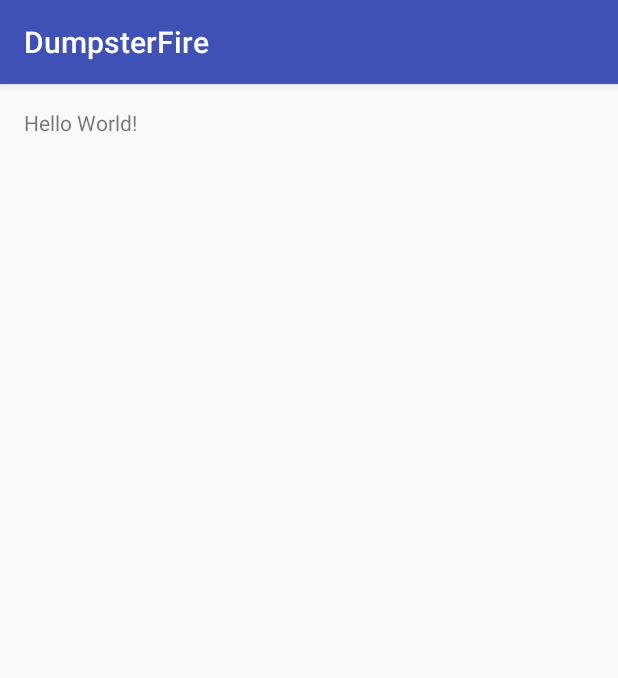
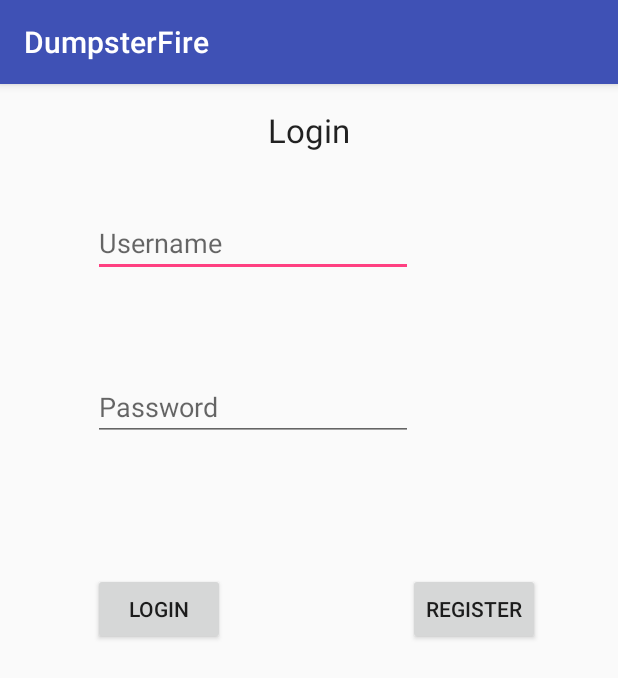
Before and after one commit to fvosburgh/DumpsterFire, an Android app: the screen it shows after launch (LoginActivity), on a phone screen of 412 x 824 dp. Shown: the top 678 px of the screen. Run offline under Robolectric (Android 15) with nearby library versions, the phone set to English and light mode, and no system bars.

Commit message:
Add login page and functionality skeleton page

```diff
--- a/app/src/main/AndroidManifest.xml
+++ b/app/src/main/AndroidManifest.xml
@@ -15,6 +15,7 @@
                 <category android:name="android.intent.category.LAUNCHER" />
             </intent-filter>
         </activity>
+        <activity android:name=".FunctionalityActivity"></activity>
     </application>
 
 </manifest>
--- a/app/src/main/res/layout/activity_login.xml
+++ b/app/src/main/res/layout/activity_login.xml
@@ -12,5 +12,57 @@
     <TextView
         android:layout_width="wrap_content"
         android:layout_height="wrap_content"
-        android:text="Hello World!" />
+        android:textAppearance="?android:attr/textAppearanceLarge"
+        android:text="Login"
+        android:id="@+id/textView"
+        android:layout_alignParentTop="true"
+        android:layout_centerHorizontal="true" />
+
+    <EditText
+        android:layout_width="wrap_content"
+        android:layout_height="wrap_content"
+        android:inputType="textPersonName"
+        android:ems="10"
+        android:id="@+id/LoginUsername"
+        android:layout_below="@+id/textView"
+        android:layout_alignParentLeft="true"
+        android:layout_alignParentStart="true"
+        android:layout_marginLeft="46dp"
+        android:layout_marginStart="46dp"
+        android:layout_marginTop="38dp"
+        android:hint="Username" />
+
+    <EditText
+        android:layout_width="wrap_content"
+        android:layout_height="wrap_content"
+        android:inputType="textPassword"
+        android:ems="10"
+        android:id="@+id/LoginPassword"
+        android:layout_below="@+id/LoginUsername"
+        android:layout_alignLeft="@+id/LoginUsername"
+        android:layout_alignStart="@+id/LoginUsername"
+        android:layout_marginTop="64dp"
+        android:hint="Password" />
+
+    <Button
+        android:layout_width="wrap_content"
+        android:layout_height="wrap_content"
+        android:text="Login"
+        android:id="@+id/loginButton"
+        android:layout_marginTop="88dp"
+        android:layout_below="@+id/LoginPassword"
+        android:layout_alignLeft="@+id/LoginPassword"
+        android:layout_alignStart="@+id/LoginPassword"
+        android:onClick="login" />
+
+    <Button
+        android:layout_width="wrap_content"
+        android:layout_height="wrap_content"
+        android:text="Register"
+        android:id="@+id/button2"
+        android:layout_alignBottom="@+id/loginButton"
+        android:layout_alignParentRight="true"
+        android:layout_alignParentEnd="true"
+        android:layout_marginRight="36dp"
+        android:layout_marginEnd="36dp" />
 </RelativeLayout>
```
Also changed, not shown: app/src/main/java/com/example/fvosb/dumpsterfire/FunctionalityActivity.java (added, +13 -0 lines), app/src/main/java/com/example/fvosb/dumpsterfire/LoginActivity.java (+24 -0 lines), app/src/main/res/layout/activity_functionality.xml (added, +12 -0 lines).
